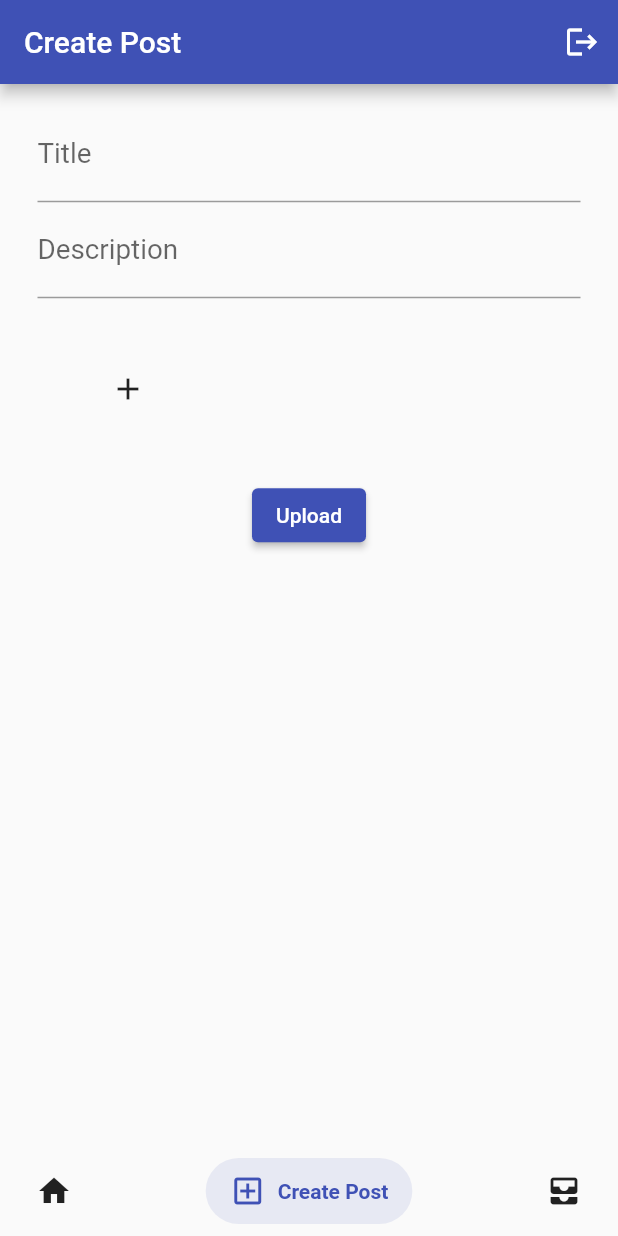
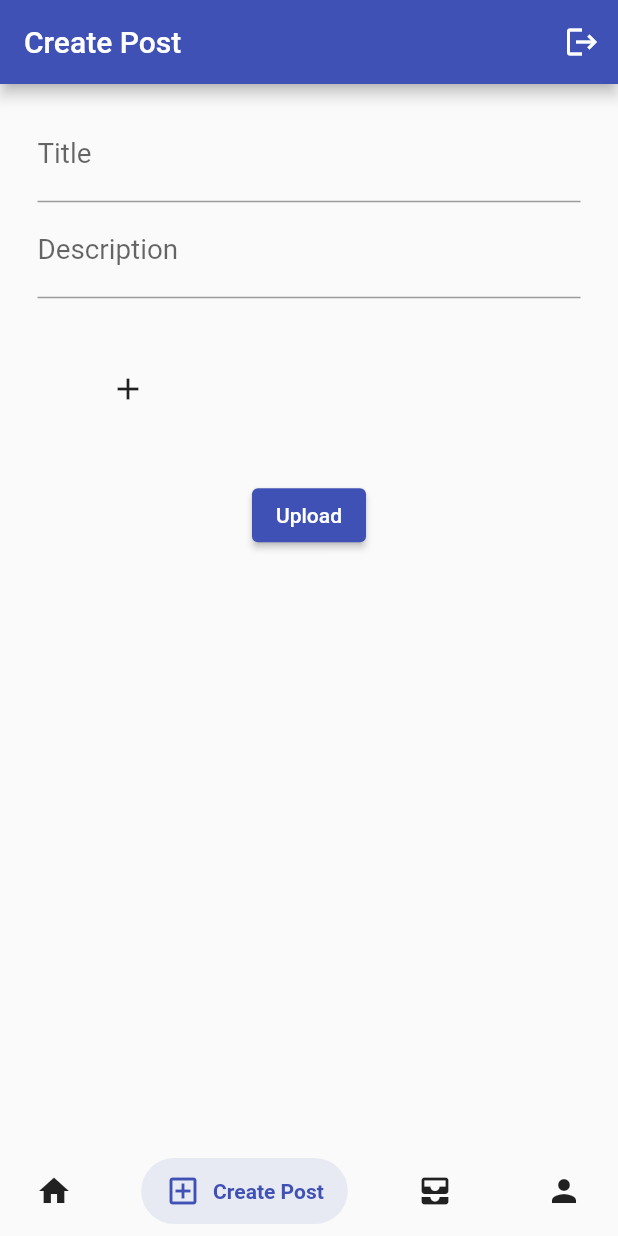
Before and after one commit to shubham1121/auth_database_app, a Flutter app: the screen it shows once a user with an empty profile is signed in, item 2 of the bottom bar chosen, on a phone screen of 412 x 824 dp. Run offline on Flutter 3.47's test engine with Material 2 defaults, Android fonts, the phone set to English and light mode, and no system bars; drawn by our look-alikes of salomon_bottom_bar; our stand-ins replace cached_network_image, cloud_firestore, firebase_auth, firebase_core, firebase_storage, flutter_spinkit and 1 more; accounts and stored records are empty; network calls fail.

Commit message:
MyPost Added & loading of images solved

```diff
--- a/lib/screens/all_post.dart
+++ b/lib/screens/all_post.dart
@@ -1,7 +1,7 @@
 import 'package:auth_database_cart/models/post_data.dart';
 import 'package:auth_database_cart/utils/database_firestore.dart';
 import 'package:auth_database_cart/utils/firebase_auth.dart';
-import 'package:auth_database_cart/utils/post_list.dart';
+import 'package:auth_database_cart/utils/all_post_list.dart';
 import 'package:firebase_auth/firebase_auth.dart';
 import 'package:flutter/material.dart';
 import 'package:provider/provider.dart';
@@ -38,7 +38,7 @@ class _AllPostsState extends State<AllPosts> {
               ),
             ],
           ),
-          body:  const PostList(),
+          body: const AllPostList(),
         ),
       ),
     );
--- a/lib/screens/home_page.dart
+++ b/lib/screens/home_page.dart
@@ -1,6 +1,7 @@
 import 'package:auth_database_cart/models/our_user.dart';
 import 'package:auth_database_cart/screens/all_post.dart';
 import 'package:auth_database_cart/screens/create_post_page.dart';
+import 'package:auth_database_cart/screens/my_post_page.dart';
 import 'package:auth_database_cart/utils/database_firestore.dart';
 import 'package:auth_database_cart/utils/firebase_auth.dart';
 import 'package:auth_database_cart/utils/loading.dart';
@@ -11,7 +12,7 @@ import 'package:provider/provider.dart';
 import 'package:salomon_bottom_bar/salomon_bottom_bar.dart';
 
 class HomePage extends StatefulWidget {
-   const HomePage({Key? key}) : super(key: key);
+  const HomePage({Key? key}) : super(key: key);
 
   @override
   State<HomePage> createState() => _HomePageState();
@@ -19,10 +20,11 @@ class HomePage extends StatefulWidget {
 
 class _HomePageState extends State<HomePage> {
   final AuthService _authService = AuthService();
-  final List<Widget> _children = [
-    UserList(),
+  final List<Widget> _children =  [
+    const UserList(),
     CreatePostPage(),
-    AllPosts(),
+    const AllPosts(),
+     MyPostPage(),
   ];
   int _current_index = 0;
   void onTabTapped(int index) {
@@ -30,6 +32,7 @@ class _HomePageState extends State<HomePage> {
       _current_index = index;
     });
   }
+
   @override
   Widget build(BuildContext context) {
     final user = Provider.of<User?>(context);
@@ -54,10 +57,23 @@ class _HomePageState extends State<HomePage> {
                 bottomNavigationBar: SalomonBottomBar(
                   currentIndex: _current_index,
                   onTap: onTabTapped,
-                  items: [
-                    SalomonBottomBarItem(icon: Icon(Icons.home), title: Text('Home')),
-                    SalomonBottomBarItem(icon: Icon(Icons.add_box_outlined), title: Text('Create Post')),
-                    SalomonBottomBarItem(icon: Icon(Icons.all_inbox), title: Text('All Post')),
+                  items:  [
+                    SalomonBottomBarItem(
+                      icon: const Icon(Icons.home),
+                      title: const Text('Home'),
+                    ),
+                    SalomonBottomBarItem(
+                      icon: const Icon(Icons.add_box_outlined),
+                      title: const Text('Create Post'),
+                    ),
+                    SalomonBottomBarItem(
+                      icon: const Icon(Icons.all_inbox),
+                      title: const Text('All Post'),
+                    ),
+                    SalomonBottomBarItem(
+                      icon: const Icon(Icons.person),
+                      title: const Text('My Post'),
+                    ),
                   ],
                 ),
               ),
--- a/lib/utils/user_list.dart
+++ b/lib/utils/user_list.dart
@@ -20,8 +20,8 @@ class _UserListState extends State<UserList> {
   Widget build(BuildContext context) {
     final user = Provider.of<User?>(context);
     final List<OurUser?>? userlist = Provider.of<List<OurUser?>?>(context);
-    return SafeArea(child:
-      userlist == null
+    return SafeArea(
+      child: userlist == null
           ? Loading(false)
           : Scaffold(
               appBar: AppBar(
@@ -40,7 +40,6 @@ class _UserListState extends State<UserList> {
                 ],
               ),
               body: Column(
-
                 children: [
                   ListView.builder(
                     shrinkWrap: true,
```
Also changed, not shown: lib/screens/create_post_page.dart (+39 -23 lines), lib/screens/my_post.dart (added, +38 -0 lines), lib/screens/my_post_page.dart (added, +44 -0 lines), lib/utils/all_post_list.dart (added, +36 -0 lines), lib/utils/database_firestore.dart (+30 -12 lines), lib/utils/loading.dart (+14 -0 lines), lib/utils/post_card.dart (+26 -22 lines), lib/utils/post_list.dart (deleted, +0 -28 lines). Lines whose indentation alone changed are shown as unchanged.
